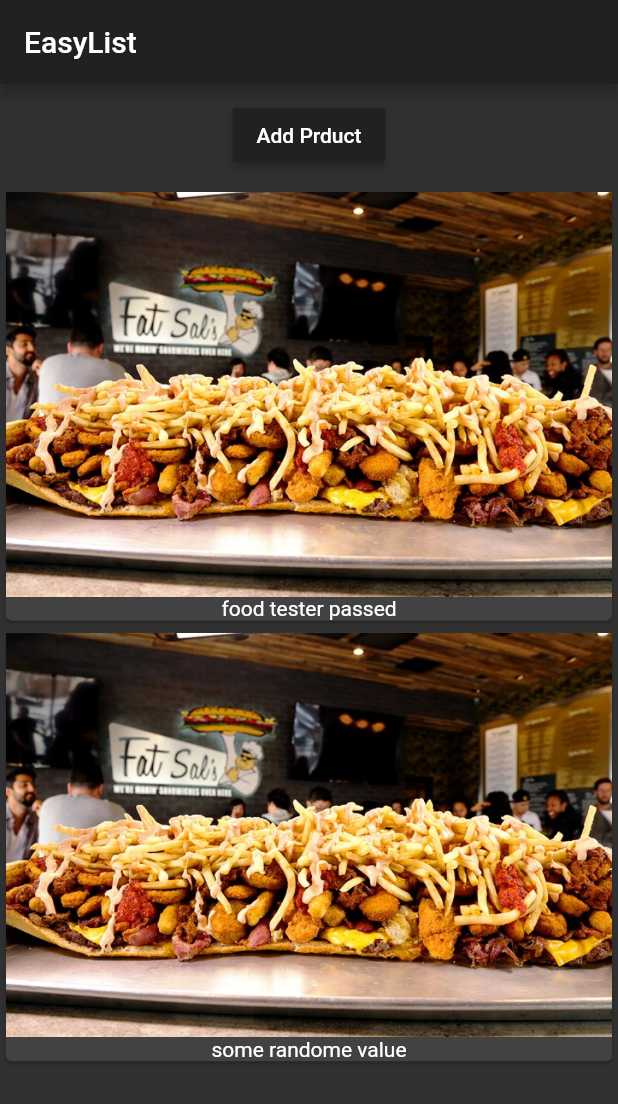
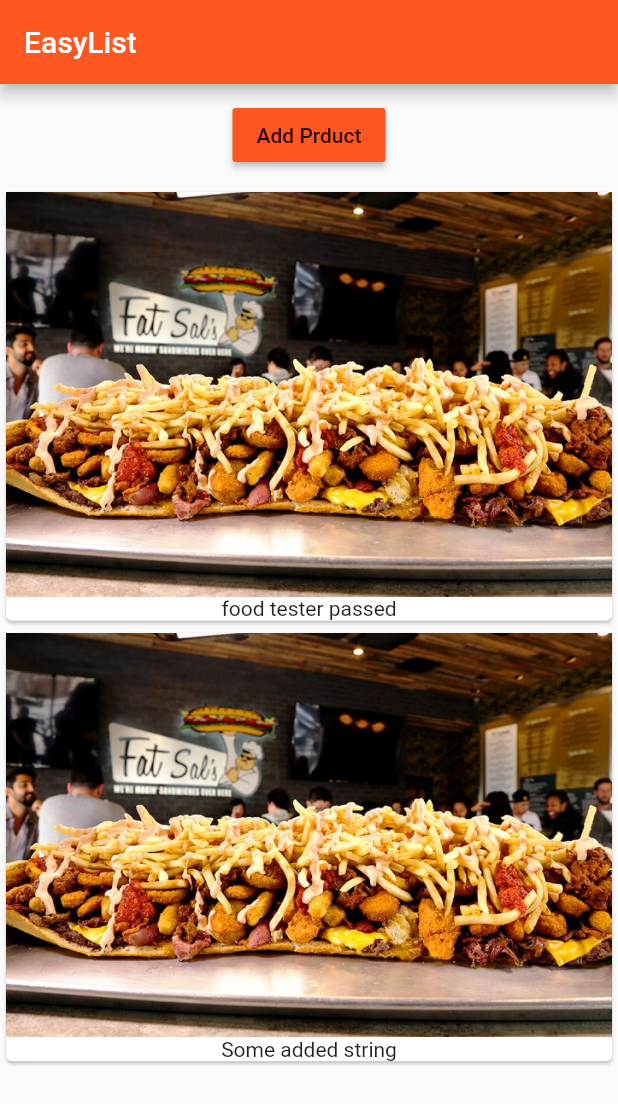
Before and after one commit to omenejoseph/easy_List, a Flutter app: the screen it shows after launch, after a tap on "Add Prduct", on a phone screen of 412 x 824 dp. Shown: the top 1104 px of the screen. Run offline on Flutter 3.47's test engine with Material 2 defaults, Android fonts, the phone set to English and light mode, and no system bars.

```diff
--- a/lib/main.dart
+++ b/lib/main.dart
@@ -11,7 +11,7 @@ class MyApp extends StatelessWidget {
       theme: ThemeData(
         primarySwatch: Colors.deepOrange,
         accentColor: Colors.deepPurple,
-        brightness: Brightness.dark,
+        brightness: Brightness.light,
       ),
       home: Scaffold(
           appBar: AppBar(
--- /dev/null
+++ b/lib/product_control.dart
@@ -0,0 +1,17 @@
+import 'package:flutter/material.dart';
+
+class ProductControl extends StatelessWidget {
+  final Function addProduct;
+  ProductControl(this.addProduct);
+
+  @override
+  Widget build(BuildContext context) {
+    return RaisedButton(
+      color: Theme.of(context).primaryColor,
+      child: Text('Add Prduct'),
+      onPressed: () {
+        addProduct('Some added string');
+      },
+    );
+  }
+}
--- a/lib/products_manager.dart
+++ b/lib/products_manager.dart
@@ -1,13 +1,13 @@
 import 'package:flutter/material.dart';
 
 import './products.dart';
+import './product_control.dart';
 
 class ProductManager extends StatefulWidget {
   final String startingProduct;
   ProductManager(this.startingProduct);
   @override
   State<StatefulWidget> createState() {
-    // TODO: implement createState
     return _ProductManagerState();
   }
 }
@@ -20,19 +20,17 @@ class _ProductManagerState extends State<ProductManager> {
     _products.add(widget.startingProduct);
     super.initState();
   }
+
+  void _addProducts(String product) {
+    setState(() => _products.add(product));
+  }
+
   @override
   Widget build(BuildContext context) {
-    // TODO: implement build
     return Column(
       children: <Widget>[
         Container(
-          child: RaisedButton(
-            color: Theme.of(context).primaryColor,
-            child: Text('Add Prduct'),
-            onPressed: () {
-              setState(() => _products.add('some randome value'));
-            },
-          ),
+          child: ProductControl(_addProducts),
           margin: EdgeInsets.all(10.0),
         ),
         Products(_products),
```
